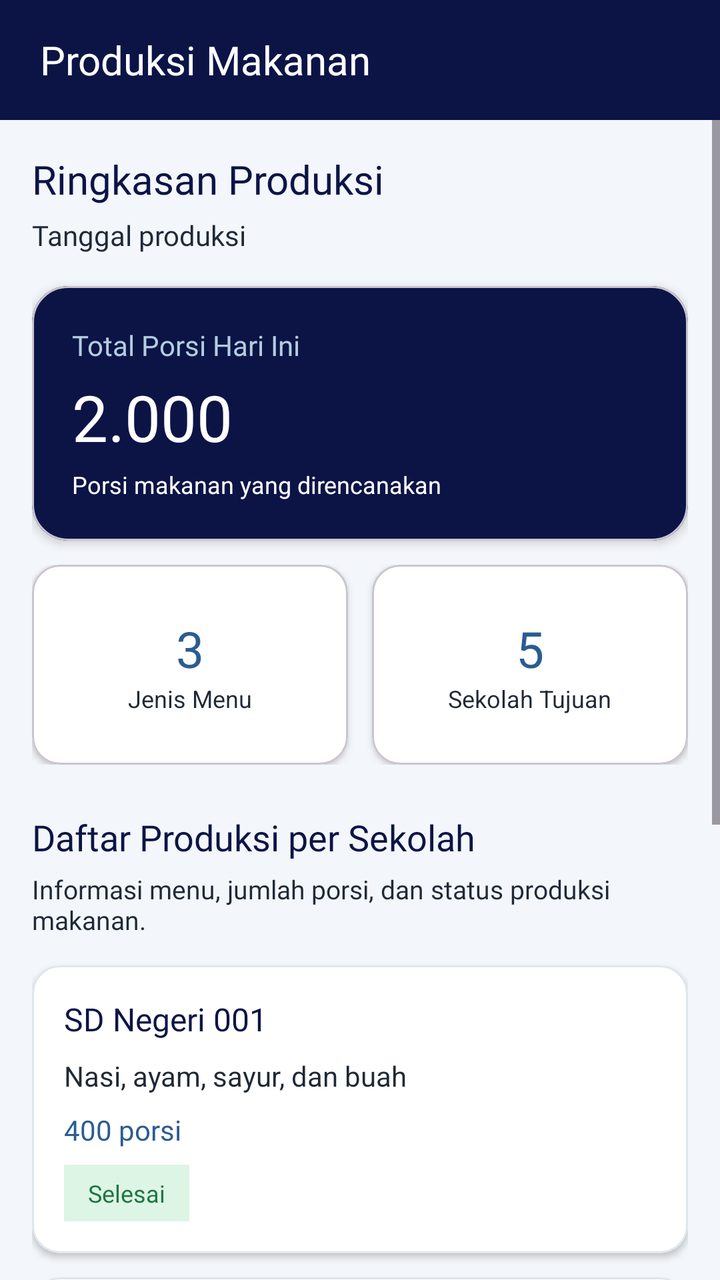
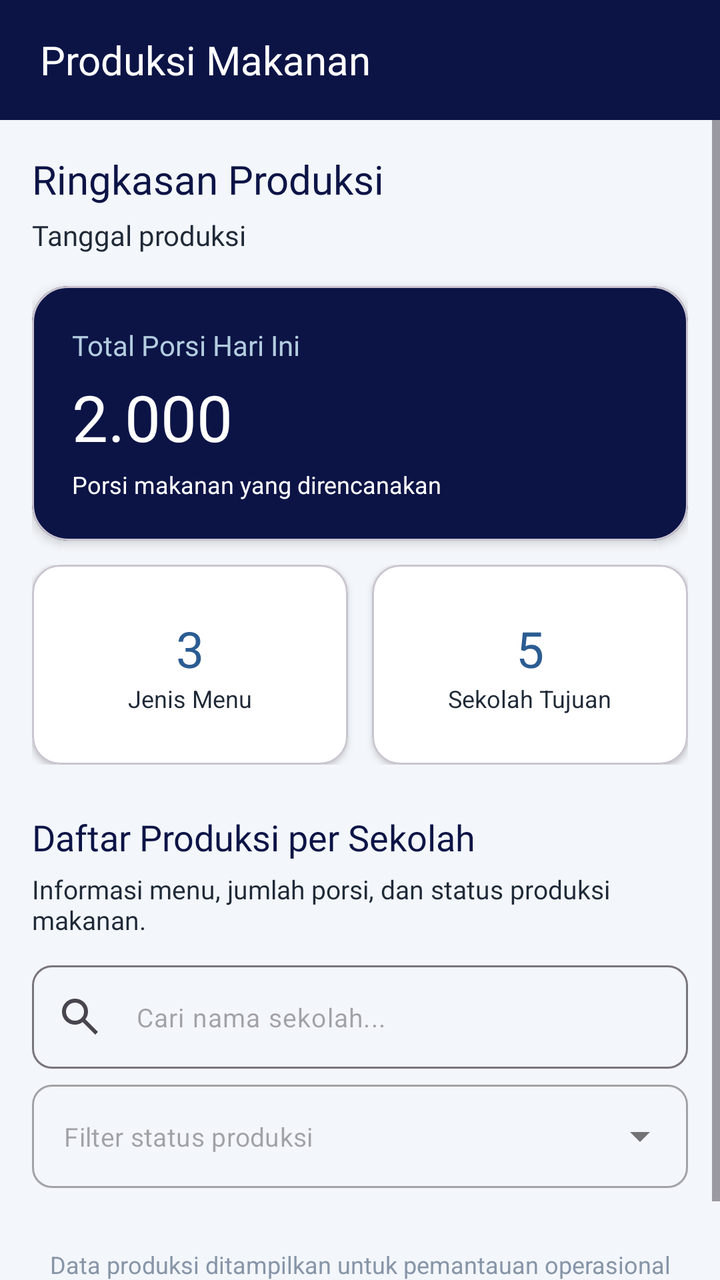

The first picture is an Android layout as it rendered before a commit; the second is the same layout after the commit. The layout source and the unified diff follow.
<!-- AndroidManifest.xml: application theme Theme.JIPLays -->
<!-- res/layout/fragment_produksi.xml -->
<?xml version="1.0" encoding="utf-8"?>
<androidx.constraintlayout.widget.ConstraintLayout
    xmlns:android="http://schemas.android.com/apk/res/android"
    xmlns:app="http://schemas.android.com/apk/res-auto"
    android:layout_width="match_parent"
    android:layout_height="match_parent"
    android:background="#F3F6FA">

    
    <TextView
        android:id="@+id/tvHeaderProduksi"
        android:layout_width="0dp"
        android:layout_height="60dp"
        android:background="@color/primary_navy"
        android:gravity="center_vertical"
        android:paddingHorizontal="20dp"
        android:text="Produksi Makanan"
        android:textColor="@color/white"
        android:textSize="20sp"
        android:fontFamily="@font/montserrat_bold"
        app:layout_constraintTop_toTopOf="parent"
        app:layout_constraintStart_toStartOf="parent"
        app:layout_constraintEnd_toEndOf="parent" />

    <ScrollView
        android:layout_width="0dp"
        android:layout_height="0dp"
        android:fillViewport="true"
        app:layout_constraintTop_toBottomOf="@id/tvHeaderProduksi"
        app:layout_constraintBottom_toBottomOf="parent"
        app:layout_constraintStart_toStartOf="parent"
        app:layout_constraintEnd_toEndOf="parent">

        <LinearLayout
            android:layout_width="match_parent"
            android:layout_height="wrap_content"
            android:orientation="vertical"
            android:padding="16dp">

            
            <TextView
                android:layout_width="wrap_content"
                android:layout_height="wrap_content"
                android:text="Ringkasan Produksi"
                android:textColor="@color/primary_navy"
                android:textSize="20sp"
                android:fontFamily="@font/montserrat_bold" />

            <TextView
                android:id="@+id/tvTanggalProduksi"
                android:layout_width="wrap_content"
                android:layout_height="wrap_content"
                android:layout_marginTop="5dp"
                android:text="Tanggal produksi"
                android:textColor="@color/text_body"
                android:textSize="14sp"
                android:fontFamily="@font/inter_18pt_regular" />

            
            <com.google.android.material.card.MaterialCardView
                android:layout_width="match_parent"
                android:layout_height="wrap_content"
                android:layout_marginTop="16dp"
                app:cardBackgroundColor="@color/primary_navy"
                app:cardCornerRadius="18dp"
                app:cardElevation="3dp">

                <LinearLayout
                    android:layout_width="match_parent"
                    android:layout_height="wrap_content"
                    android:orientation="vertical"
                    android:padding="20dp">

                    <TextView
                        android:layout_width="wrap_content"
                        android:layout_height="wrap_content"
                        android:text="Total Porsi Hari Ini"
                        android:textColor="@color/primary_light"
                        android:textSize="14sp"
                        android:fontFamily="@font/inter_18pt_regular" />

                    <TextView
                        android:id="@+id/tvTotalPorsi"
                        android:layout_width="wrap_content"
                        android:layout_height="wrap_content"
                        android:layout_marginTop="5dp"
                        android:text="2.000"
                        android:textColor="@color/white"
                        android:textSize="32sp"
                        android:fontFamily="@font/montserrat_bold" />

                    <TextView
                        android:layout_width="wrap_content"
                        android:layout_height="wrap_content"
                        android:layout_marginTop="4dp"
                        android:text="Porsi makanan yang direncanakan"
                        android:textColor="@color/white"
                        android:textSize="12sp" />

                </LinearLayout>
            </com.google.android.material.card.MaterialCardView>

            
            <LinearLayout
                android:layout_width="match_parent"
                android:layout_height="wrap_content"
                android:layout_marginTop="12dp"
                android:orientation="horizontal">

                <com.google.android.material.card.MaterialCardView
                    android:layout_width="0dp"
                    android:layout_height="100dp"
                    android:layout_weight="1"
                    android:layout_marginEnd="6dp"
                    app:cardBackgroundColor="@color/white"
                    app:cardCornerRadius="14dp"
                    app:cardElevation="2dp">

                    <LinearLayout
                        android:layout_width="match_parent"
                        android:layout_height="match_parent"
                        android:gravity="center"
                        android:orientation="vertical"
                        android:padding="10dp">

                        <TextView
                            android:id="@+id/tvTotalMenu"
                            android:layout_width="wrap_content"
                            android:layout_height="wrap_content"
                            android:text="3"
                            android:textColor="@color/primary_blue"
                            android:textSize="25sp"
                            android:fontFamily="@font/montserrat_bold" />

                        <TextView
                            android:layout_width="wrap_content"
                            android:layout_height="wrap_content"
                            android:text="Jenis Menu"
                            android:textColor="@color/text_body"
                            android:textSize="12sp" />
                    </LinearLayout>
                </com.google.android.material.card.MaterialCardView>

                <com.google.android.material.card.MaterialCardView
                    android:layout_width="0dp"
                    android:layout_height="100dp"
                    android:layout_weight="1"
                    android:layout_marginStart="6dp"
                    app:cardBackgroundColor="@color/white"
                    app:cardCornerRadius="14dp"
                    app:cardElevation="2dp">

                    <LinearLayout
                        android:layout_width="match_parent"
                        android:layout_height="match_parent"
                        android:gravity="center"
                        android:orientation="vertical"
                        android:padding="10dp">

                        <TextView
                            android:id="@+id/tvTotalSekolah"
                            android:layout_width="wrap_content"
                            android:layout_height="wrap_content"
                            android:text="5"
                            android:textColor="@color/primary_blue"
                            android:textSize="25sp"
                            android:fontFamily="@font/montserrat_bold" />

                        <TextView
                            android:layout_width="wrap_content"
                            android:layout_height="wrap_content"
                            android:text="Sekolah Tujuan"
                            android:textColor="@color/text_body"
                            android:textSize="12sp" />
                    </LinearLayout>
                </com.google.android.material.card.MaterialCardView>

            </LinearLayout>

            
            <TextView
                android:layout_width="wrap_content"
                android:layout_height="wrap_content"
                android:layout_marginTop="24dp"
                android:text="Daftar Produksi per Sekolah"
                android:textColor="@color/primary_navy"
                android:textSize="18sp"
                android:fontFamily="@font/montserrat_bold" />

            <TextView
                android:layout_width="match_parent"
                android:layout_height="wrap_content"
                android:layout_marginTop="5dp"
                android:text="Informasi menu, jumlah porsi, dan status produksi makanan."
                android:textColor="@color/text_body"
                android:textSize="13sp"
                android:fontFamily="@font/inter_18pt_regular" />

            
            <com.google.android.material.card.MaterialCardView
                android:layout_width="match_parent"
                android:layout_height="wrap_content"
                android:layout_marginTop="14dp"
                app:cardBackgroundColor="@color/white"
                app:cardCornerRadius="14dp"
                app:cardElevation="2dp"
                app:strokeColor="#DFE6EF"
                app:strokeWidth="1dp">

                <LinearLayout
                    android:layout_width="match_parent"
                    android:layout_height="wrap_content"
                    android:orientation="vertical"
                    android:padding="16dp">

                    <TextView
                        android:id="@+id/tvSekolahPertama"
                        android:layout_width="match_parent"
                        android:layout_height="wrap_content"
                        android:text="SD Negeri 001"
                        android:textColor="@color/primary_navy"
                        android:textSize="16sp"
                        android:fontFamily="@font/montserrat_bold" />

                    <TextView
                        android:id="@+id/tvMenuPertama"
                        android:layout_width="match_parent"
                        android:layout_height="wrap_content"
                        android:layout_marginTop="8dp"
                        android:text="Nasi, ayam, sayur, dan buah"
                        android:textColor="@color/text_body"
                        android:textSize="14sp" />

                    <TextView
                        android:id="@+id/tvPorsiPertama"
                        android:layout_width="wrap_content"
                        android:layout_height="wrap_content"
                        android:layout_marginTop="8dp"
                        android:text="400 porsi"
                        android:textColor="@color/primary_blue"
                        android:textSize="14sp"
                        android:fontFamily="@font/montserrat_medium" />

                    <TextView
                        android:id="@+id/tvStatusPertama"
                        android:layout_width="wrap_content"
                        android:layout_height="wrap_content"
                        android:layout_marginTop="8dp"
                        android:background="#DDF5E5"
                        android:paddingHorizontal="12dp"
                        android:paddingVertical="6dp"
                        android:text="Selesai"
                        android:textColor="#207544"
                        android:textSize="12sp"
                        android:fontFamily="@font/montserrat_medium" />

                </LinearLayout>
            </com.google.android.material.card.MaterialCardView>

            
            <com.google.android.material.card.MaterialCardView
                android:layout_width="match_parent"
                android:layout_height="wrap_content"
                android:layout_marginTop="12dp"
                app:cardBackgroundColor="@color/white"
                app:cardCornerRadius="14dp"
                app:cardElevation="2dp"
                app:strokeColor="#DFE6EF"
                app:strokeWidth="1dp">

                <LinearLayout
                    android:layout_width="match_parent"
                    android:layout_height="wrap_content"
                    android:orientation="vertical"
                    android:padding="16dp">

                    <TextView
                        android:id="@+id/tvSekolahKedua"
                        android:layout_width="match_parent"
                        android:layout_height="wrap_content"
                        android:text="SMP Negeri 001"
                        android:textColor="@color/primary_navy"
                        android:textSize="16sp"
                        android:fontFamily="@font/montserrat_bold" />

                    <TextView
                        android:id="@+id/tvMenuKedua"
                        android:layout_width="match_parent"
                        android:layout_height="wrap_content"
                        android:layout_marginTop="8dp"
                        android:text="Nasi, ikan, sayur, dan buah"
                        android:textColor="@color/text_body"
                        android:textSize="14sp" />

                    <TextView
                        android:id="@+id/tvPorsiKedua"
                        android:layout_width="wrap_content"
                        android:layout_height="wrap_content"
                        android:layout_marginTop="8dp"
                        android:text="350 porsi"
                        android:textColor="@color/primary_blue"
                        android:textSize="14sp"
                        android:fontFamily="@font/montserrat_medium" />

                    <TextView
                        android:id="@+id/tvStatusKedua"
                        android:layout_width="wrap_content"
                        android:layout_height="wrap_content"
                        android:layout_marginTop="8dp"
                        android:background="#FFF0CC"
                        android:paddingHorizontal="12dp"
                        android:paddingVertical="6dp"
                        android:text="Diproses"
                        android:textColor="#956000"
                        android:textSize="12sp"
                        android:fontFamily="@font/montserrat_medium" />

                </LinearLayout>
            </com.google.android.material.card.MaterialCardView>

            
            <com.google.android.material.card.MaterialCardView
                android:layout_width="match_parent"
                android:layout_height="wrap_content"
                android:layout_marginTop="12dp"
                app:cardBackgroundColor="@color/white"
                app:cardCornerRadius="14dp"
                app:cardElevation="2dp"
                app:strokeColor="#DFE6EF"
                app:strokeWidth="1dp">

                <LinearLayout
                    android:layout_width="match_parent"
                    android:layout_height="wrap_content"
                    android:orientation="vertical"
                    android:padding="16dp">

                    <TextView
                        android:id="@+id/tvSekolahKetiga"
                        android:layout_width="match_parent"
                        android:layout_height="wrap_content"
                        android:text="SD Negeri 002"
                        android:textColor="@color/primary_navy"
                        android:textSize="16sp"
                        android:fontFamily="@font/montserrat_bold" />

                    <TextView
                        android:id="@+id/tvMenuKetiga"
                        android:layout_width="match_parent"
                        android:layout_height="wrap_content"
                        android:layout_marginTop="8dp"
                        android:text="Nasi, telur, sayur, dan buah"
                        android:textColor="@color/text_body"
                        android:textSize="14sp" />

                    <TextView
                        android:id="@+id/tvPorsiKetiga"
                        android:layout_width="wrap_content"
                        android:layout_height="wrap_content"
                        android:layout_marginTop="8dp"
                        android:text="300 porsi"
                        android:textColor="@color/primary_blue"
                        android:textSize="14sp"
                        android:fontFamily="@font/montserrat_medium" />

                    <TextView
                        android:id="@+id/tvStatusKetiga"
                        android:layout_width="wrap_content"
                        android:layout_height="wrap_content"
                        android:layout_marginTop="8dp"
                        android:background="#E7EAF0"
                        android:paddingHorizontal="12dp"
                        android:paddingVertical="6dp"
                        android:text="Menunggu"
                        android:textColor="#505B6B"
                        android:textSize="12sp"
                        android:fontFamily="@font/montserrat_medium" />

                </LinearLayout>
            </com.google.android.material.card.MaterialCardView>

            
            <TextView
                android:layout_width="match_parent"
                android:layout_height="wrap_content"
                android:layout_marginTop="18dp"
                android:layout_marginBottom="12dp"
                android:gravity="center"
                android:text="Data produksi ditampilkan untuk pemantauan operasional dapur."
                android:textColor="#8795A8"
                android:textSize="12sp" />

        </LinearLayout>
    </ScrollView>

</androidx.constraintlayout.widget.ConstraintLayout>
<!-- resources referenced by this layout -->
<resources>
  <color name="primary_blue">#2B5C92</color>
  <color name="primary_light">#B3CDE0</color>
  <color name="primary_navy">#0C1446</color>
  <color name="text_body">#1F2937</color>
  <color name="white">#FFFFFFFF</color>
  <style name="Theme.JIPLays" parent="Base.Theme.JIPLays" />
  <style name="Base.Theme.JIPLays" parent="Theme.Material3.DayNight.NoActionBar">
          
          
      </style>
</resources>

<!-- the commit's change to res/layout/fragment_produksi.xml (unified diff, before → after) -->
@@ -197,187 +197,59 @@
                 android:fontFamily="@font/inter_18pt_regular" />
 
             
-            <com.google.android.material.card.MaterialCardView
+            <LinearLayout
                 android:layout_width="match_parent"
                 android:layout_height="wrap_content"
                 android:layout_marginTop="14dp"
-                app:cardBackgroundColor="@color/white"
-                app:cardCornerRadius="14dp"
-                app:cardElevation="2dp"
-                app:strokeColor="#DFE6EF"
-                app:strokeWidth="1dp">
-
-                <LinearLayout
+                android:orientation="vertical">
+
+                <com.google.android.material.textfield.TextInputLayout
                     android:layout_width="match_parent"
                     android:layout_height="wrap_content"
-                    android:orientation="vertical"
-                    android:padding="16dp">
-
-                    <TextView
-                        android:id="@+id/tvSekolahPertama"
-                        android:layout_width="match_parent"
-                        android:layout_height="wrap_content"
-                        android:text="SD Negeri 001"
-                        android:textColor="@color/primary_navy"
-                        android:textSize="16sp"
-                        android:fontFamily="@font/montserrat_bold" />
-
-                    <TextView
-                        android:id="@+id/tvMenuPertama"
-                        android:layout_width="match_parent"
-                        android:layout_height="wrap_content"
-                        android:layout_marginTop="8dp"
-                        android:text="Nasi, ayam, sayur, dan buah"
-                        android:textColor="@color/text_body"
-                        android:textSize="14sp" />
-
-                    <TextView
-                        android:id="@+id/tvPorsiPertama"
-                        android:layout_width="wrap_content"
-                        android:layout_height="wrap_content"
-                        android:layout_marginTop="8dp"
-                        android:text="400 porsi"
-                        android:textColor="@color/primary_blue"
-                        android:textSize="14sp"
-                        android:fontFamily="@font/montserrat_medium" />
-
-                    <TextView
-                        android:id="@+id/tvStatusPertama"
-                        android:layout_width="wrap_content"
-                        android:layout_height="wrap_content"
-                        android:layout_marginTop="8dp"
-                        android:background="#DDF5E5"
-                        android:paddingHorizontal="12dp"
-                        android:paddingVertical="6dp"
-                        android:text="Selesai"
-                        android:textColor="#207544"
-                        android:textSize="12sp"
-                        android:fontFamily="@font/montserrat_medium" />
-
-                </LinearLayout>
-            </com.google.android.material.card.MaterialCardView>
-
-            
-            <com.google.android.material.card.MaterialCardView
-                android:layout_width="match_parent"
-                android:layout_height="wrap_content"
-                android:layout_marginTop="12dp"
-                app:cardBackgroundColor="@color/white"
-                app:cardCornerRadius="14dp"
-                app:cardElevation="2dp"
-                app:strokeColor="#DFE6EF"
-                app:strokeWidth="1dp">
-
-                <LinearLayout
+                    app:boxBackgroundMode="outline"
+                    app:boxCornerRadiusTopStart="10dp"
+                    app:boxCornerRadiusTopEnd="10dp"
+                    app:boxCornerRadiusBottomStart="10dp"
+                    app:boxCornerRadiusBottomEnd="10dp"
+                    app:hintEnabled="false"
+                    app:startIconDrawable="@drawable/ic_search">
+
+                    <com.google.android.material.textfield.TextInputEditText
+                        android:id="@+id/etSearchProduksi"
+                        android:layout_width="match_parent"
+                        android:layout_height="wrap_content"
+                        android:hint="Cari nama sekolah..."
+                        android:inputType="text"
+                        android:textSize="13sp" />
+                </com.google.android.material.textfield.TextInputLayout>
+
+                <com.google.android.material.textfield.TextInputLayout
                     android:layout_width="match_parent"
                     android:layout_height="wrap_content"
-                    android:orientation="vertical"
-                    android:padding="16dp">
-
-                    <TextView
-                        android:id="@+id/tvSekolahKedua"
-                        android:layout_width="match_parent"
-                        android:layout_height="wrap_content"
-                        android:text="SMP Negeri 001"
-                        android:textColor="@color/primary_navy"
-                        android:textSize="16sp"
-                        android:fontFamily="@font/montserrat_bold" />
-
-                    <TextView
-                        android:id="@+id/tvMenuKedua"
-                        android:layout_width="match_parent"
-                        android:layout_height="wrap_content"
-                        android:layout_marginTop="8dp"
-                        android:text="Nasi, ikan, sayur, dan buah"
-                        android:textColor="@color/text_body"
-                        android:textSize="14sp" />
-
-                    <TextView
-                        android:id="@+id/tvPorsiKedua"
-                        android:layout_width="wrap_content"
-                        android:layout_height="wrap_content"
-                        android:layout_marginTop="8dp"
-                        android:text="350 porsi"
-                        android:textColor="@color/primary_blue"
-                        android:textSize="14sp"
-                        android:fontFamily="@font/montserrat_medium" />
-
-                    <TextView
-                        android:id="@+id/tvStatusKedua"
-                        android:layout_width="wrap_content"
-                        android:layout_height="wrap_content"
-                        android:layout_marginTop="8dp"
-                        android:background="#FFF0CC"
-                        android:paddingHorizontal="12dp"
-                        android:paddingVertical="6dp"
-                        android:text="Diproses"
-                        android:textColor="#956000"
-                        android:textSize="12sp"
-                        android:fontFamily="@font/montserrat_medium" />
-
-                </LinearLayout>
-            </com.google.android.material.card.MaterialCardView>
-
-            
-            <com.google.android.material.card.MaterialCardView
+                    android:layout_marginTop="8dp"
+                    style="@style/Widget.MaterialComponents.TextInputLayout.OutlinedBox.ExposedDropdownMenu"
+                    app:boxCornerRadiusTopStart="10dp"
+                    app:boxCornerRadiusTopEnd="10dp"
+                    app:boxCornerRadiusBottomStart="10dp"
+                    app:boxCornerRadiusBottomEnd="10dp"
+                    app:hintEnabled="false">
+
+                    <AutoCompleteTextView
+                        android:id="@+id/actFilterStatusProduksi"
+                        android:layout_width="match_parent"
+                        android:layout_height="wrap_content"
+                        android:hint="Filter status produksi"
+                        android:inputType="none"
+                        android:textSize="13sp" />
+                </com.google.android.material.textfield.TextInputLayout>
+            </LinearLayout>
+
+            <LinearLayout
+                android:id="@+id/containerProduksi"
                 android:layout_width="match_parent"
                 android:layout_height="wrap_content"
                 android:layout_marginTop="12dp"
-                app:cardBackgroundColor="@color/white"
-                app:cardCornerRadius="14dp"
-                app:cardElevation="2dp"
-                app:strokeColor="#DFE6EF"
-                app:strokeWidth="1dp">
-
-                <LinearLayout
-                    android:layout_width="match_parent"
-                    android:layout_height="wrap_content"
-                    android:orientation="vertical"
-                    android:padding="16dp">
-
-                    <TextView
-                        android:id="@+id/tvSekolahKetiga"
-                        android:layout_width="match_parent"
-                        android:layout_height="wrap_content"
-                        android:text="SD Negeri 002"
-                        android:textColor="@color/primary_navy"
-                        android:textSize="16sp"
-                        android:fontFamily="@font/montserrat_bold" />
-
-                    <TextView
-                        android:id="@+id/tvMenuKetiga"
-                        android:layout_width="match_parent"
-                        android:layout_height="wrap_content"
-                        android:layout_marginTop="8dp"
-                        android:text="Nasi, telur, sayur, dan buah"
-                        android:textColor="@color/text_body"
-                        android:textSize="14sp" />
-
-                    <TextView
-                        android:id="@+id/tvPorsiKetiga"
-                        android:layout_width="wrap_content"
-                        android:layout_height="wrap_content"
-                        android:layout_marginTop="8dp"
-                        android:text="300 porsi"
-                        android:textColor="@color/primary_blue"
-                        android:textSize="14sp"
-                        android:fontFamily="@font/montserrat_medium" />
-
-                    <TextView
-                        android:id="@+id/tvStatusKetiga"
-                        android:layout_width="wrap_content"
-                        android:layout_height="wrap_content"
-                        android:layout_marginTop="8dp"
-                        android:background="#E7EAF0"
-                        android:paddingHorizontal="12dp"
-                        android:paddingVertical="6dp"
-                        android:text="Menunggu"
-                        android:textColor="#505B6B"
-                        android:textSize="12sp"
-                        android:fontFamily="@font/montserrat_medium" />
-
-                </LinearLayout>
-            </com.google.android.material.card.MaterialCardView>
+                android:orientation="vertical" />
 
             
             <TextView
<!-- resource entries referenced after the edit -->
@@ -5,6 +5,16 @@
   <color name="primary_navy">#0C1446</color>
   <color name="text_body">#1F2937</color>
   <color name="white">#FFFFFFFF</color>
+  <!-- drawable ic_search (drawable) -->
+  <vector xmlns:android="http://schemas.android.com/apk/res/android"
+      android:width="24dp"
+      android:height="24dp"
+      android:viewportWidth="960"
+      android:viewportHeight="960">
+    <path
+        android:pathData="M784,840 L532,588q-30,24 -69,38t-83,14q-109,0 -184.5,-75.5T120,380q0,-109 75.5,-184.5T380,120q109,0 184.5,75.5T640,380q0,44 -14,83t-38,69l252,252 -56,56ZM380,560q75,0 127.5,-52.5T560,380q0,-75 -52.5,-127.5T380,200q-75,0 -127.5,52.5T200,380q0,75 52.5,127.5T380,560Z"
+        android:fillColor="#e3e3e3"/>
+  </vector>
   <style name="Theme.JIPLays" parent="Base.Theme.JIPLays" />
   <style name="Base.Theme.JIPLays" parent="Theme.Material3.DayNight.NoActionBar">
           
